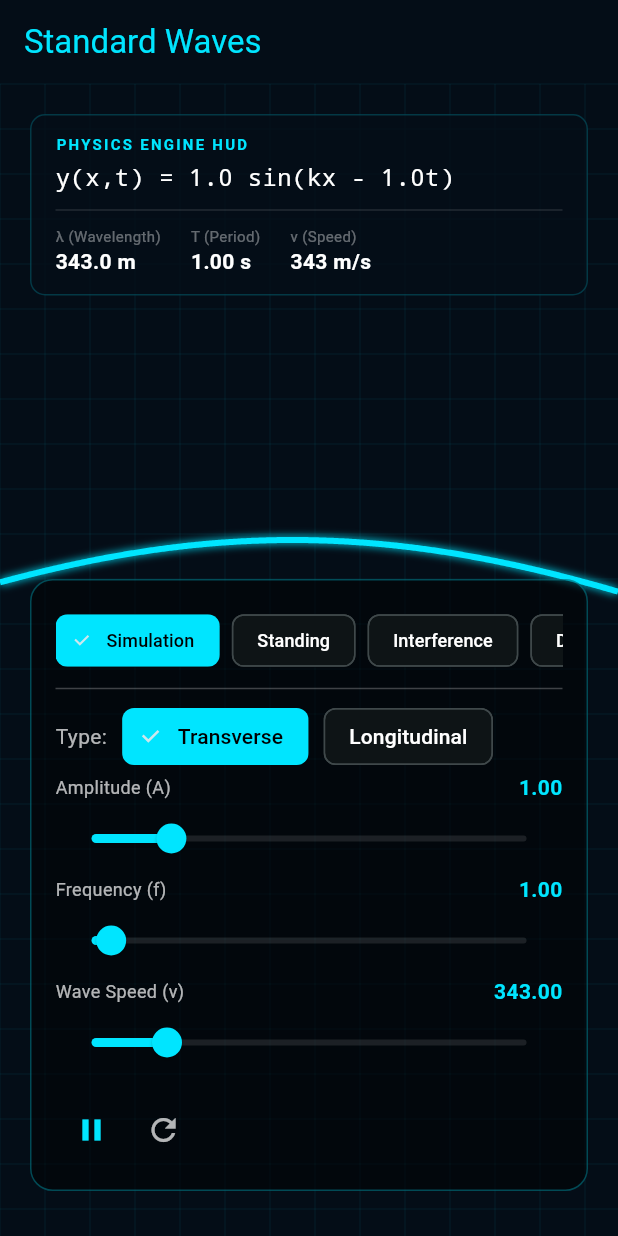
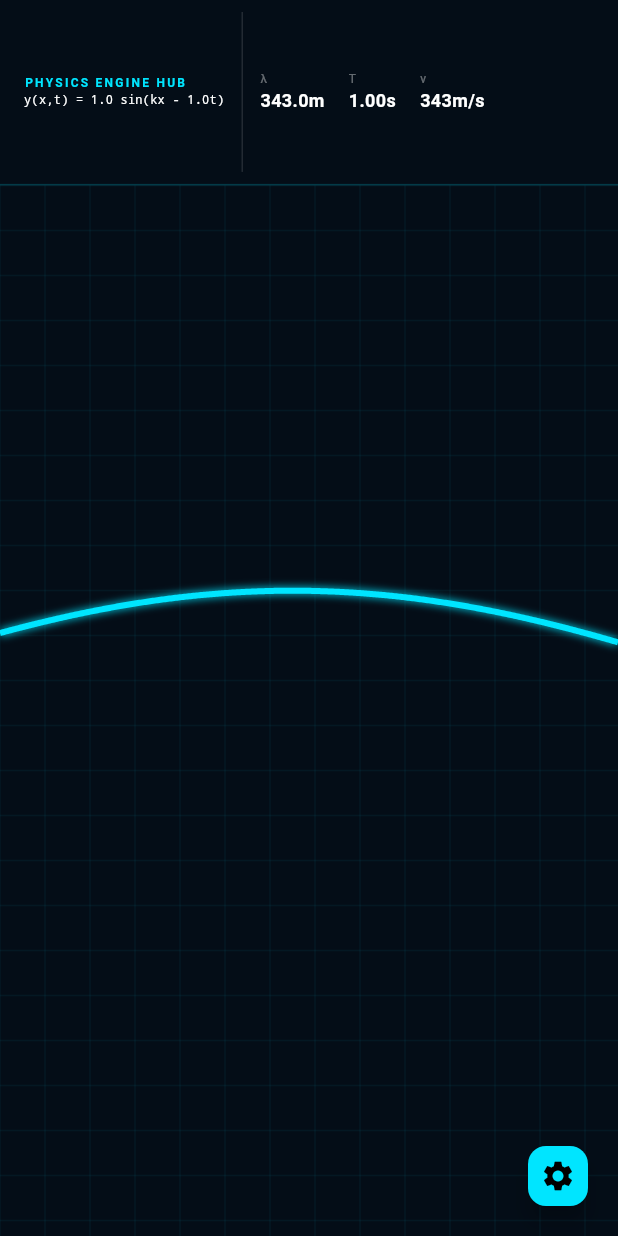
Before and after one commit to MrChetra007/science_sim_app, a Flutter app: the SimulationScreen screen opened by its route, on a phone screen of 412 x 824 dp. Run offline on Flutter 3.47's test engine with Material 3 defaults, Android fonts, the light colour scheme and no system bars; our stand-ins replace flutter_riverpod, go_router.

Commit message:
phase 3 completed

```diff
--- a/lib/painters/doppler_painter.dart
+++ b/lib/painters/doppler_painter.dart
@@ -30,7 +30,7 @@ class DopplerPainter extends CustomPainter {
     final pulsePaint = Paint()
       ..color = const Color(0xFF00E5FF).withValues(alpha: 0.5)
       ..style = PaintingStyle.stroke
-      ..strokeWidth = 2.0;
+      ..strokeWidth = 4.0;
 
     // Emit pulses periodically
     const double pulseInterval = 0.5; // Emit every 0.5s
@@ -58,7 +58,7 @@ class DopplerPainter extends CustomPainter {
     }
 
     // Draw Source
-    canvas.drawCircle(Offset(sourceX, centerY), 10, sourcePaint);
+    canvas.drawCircle(Offset(sourceX, centerY), 15, sourcePaint);
 
     // Direction Indicator
     if (state.sourceVelocity.abs() > 0) {
--- a/lib/screens/simulation_screen.dart
+++ b/lib/screens/simulation_screen.dart
@@ -8,11 +8,18 @@ import '../widgets/control_panel.dart';
 import '../widgets/results_panel.dart';
 import '../providers/wave_provider.dart';
 
-class SimulationScreen extends ConsumerWidget {
+class SimulationScreen extends ConsumerStatefulWidget {
   const SimulationScreen({super.key});
 
   @override
-  Widget build(BuildContext context, WidgetRef ref) {
+  ConsumerState<SimulationScreen> createState() => _SimulationScreenState();
+}
+
+class _SimulationScreenState extends ConsumerState<SimulationScreen> {
+  bool _isExpanded = false;
+
+  @override
+  Widget build(BuildContext context) {
     final waveState = ref.watch(waveProvider);
 
     Widget waveWidget;
@@ -37,46 +44,57 @@ class SimulationScreen extends ConsumerWidget {
 
     return Scaffold(
       backgroundColor: const Color(0xFF040D17),
-      appBar: AppBar(
-        title: Text(_getTitle(waveState.mode)),
-        backgroundColor: Colors.transparent,
-        elevation: 0,
-        foregroundColor: const Color(0xFF00E5FF),
-      ),
-      body: Stack(
+      body: Column(
         children: [
-          // Holographic Grid Background
-          Positioned.fill(child: CustomPaint(painter: GridPainter())),
+          // 1. TOP HUB (15%)
+          SizedBox(
+            height: MediaQuery.of(context).size.height * 0.15,
+            child: const ResultsPanel(),
+          ),
 
-          // The Wave
-          Positioned.fill(child: waveWidget),
+          // 2. SIMULATION AREA (Flexible: Max 90% or Min 40%)
+          Expanded(
+            child: Stack(
+              children: [
+                Positioned.fill(child: CustomPaint(painter: GridPainter())),
+                Positioned.fill(child: waveWidget),
 
-          // Top Info Panel
-          const Positioned(top: 20, left: 20, right: 20, child: ResultsPanel()),
+                // Floating Action Button to toggle Dashboard
+                Positioned(
+                  bottom: 16,
+                  right: 16,
+                  child: FloatingActionButton.small(
+                    onPressed: () => setState(() => _isExpanded = !_isExpanded),
+                    backgroundColor: const Color(0xFF00E5FF),
+                    child: Icon(
+                      _isExpanded ? Icons.keyboard_arrow_down : Icons.settings,
+                      color: Colors.black,
+                    ),
+                  ),
+                ),
+              ],
+            ),
+          ),
 
-          // Bottom Control Panel
-          const Positioned(
-            bottom: 30,
-            left: 20,
-            right: 20,
-            child: ControlPanel(),
+          // 3. COLLAPSIBLE CONTROL PANEL (50%)
+          AnimatedContainer(
+            duration: const Duration(milliseconds: 300),
+            curve: Curves.easeInOut,
+            height: _isExpanded ? MediaQuery.of(context).size.height * 0.5 : 0,
+            decoration: BoxDecoration(
+              color: const Color(0xFF040D17),
+              border: Border(
+                top: BorderSide(
+                  color: const Color(0xFF00E5FF).withValues(alpha: 0.2),
+                  width: 1,
+                ),
+              ),
+            ),
+            child: _isExpanded ? const ControlPanel() : null,
           ),
         ],
       ),
     );
-  }
-
-  String _getTitle(WaveMode mode) {
-    switch (mode) {
-      case WaveMode.simulation:
-        return 'Standard Waves';
-      case WaveMode.standing:
-        return 'Standing Waves (Harmonics)';
-      case WaveMode.interference:
-        return 'Wave Interference';
-      case WaveMode.doppler:
-        return 'Doppler Effect';
-    }
   }
 }
 
--- a/lib/widgets/results_panel.dart
+++ b/lib/widgets/results_panel.dart
@@ -17,30 +17,38 @@ class ResultsPanel extends ConsumerWidget {
     final period = WaveSolver.calculatePeriod(state.frequency);
 
     return Container(
-      padding: const EdgeInsets.symmetric(horizontal: 16, vertical: 12),
+      padding: const EdgeInsets.symmetric(horizontal: 16, vertical: 8),
       decoration: BoxDecoration(
-        color: const Color(0xFF040D17).withValues(alpha: 0.8),
-        borderRadius: BorderRadius.circular(10),
-        border: Border.all(
+        color: const Color(0xFF040D17).withValues(alpha: 0.9),
+        border: Border(
+          bottom: BorderSide(
             color: const Color(0xFF00E5FF).withValues(alpha: 0.2),
+            width: 1,
           ),
         ),
-      child: Column(
-        crossAxisAlignment: CrossAxisAlignment.start,
-        mainAxisSize: MainAxisSize.min,
+      ),
+      child: SafeArea(
+        bottom: false,
+        child: Row(
           children: [
-          _buildEquation(state),
-          const Divider(color: Colors.white12, height: 20),
-          SingleChildScrollView(
+            Expanded(flex: 3, child: _buildEquationHUD(state)),
+            const VerticalDivider(color: Colors.white12, width: 24),
+            Expanded(
+              flex: 5,
+              child: SingleChildScrollView(
                 scrollDirection: Axis.horizontal,
-            child: Row(children: _buildMetrics(state, wavelength, period)),
+                child: Row(
+                  children: _buildMetricsHUD(state, wavelength, period),
+                ),
+              ),
             ),
           ],
+        ),
       ),
     );
   }
 
-  Widget _buildEquation(WaveState state) {
+  Widget _buildEquationHUD(WaveState state) {
     String eq = '';
     switch (state.mode) {
       case WaveMode.simulation:
@@ -48,7 +56,7 @@ class ResultsPanel extends ConsumerWidget {
             'y(x,t) = ${state.amplitude.toStringAsFixed(1)} sin(kx - ${state.frequency.toStringAsFixed(1)}t)';
         break;
       case WaveMode.standing:
-        eq = 'y(x,t) = [2A sin(kx)] cos(ωt) (n=${state.harmonic})';
+        eq = 'y(x,t) = [2A sin(kx)] cos(ωt)';
         break;
       case WaveMode.interference:
         eq = 'y_total = y1 + y2';
@@ -59,31 +67,34 @@ class ResultsPanel extends ConsumerWidget {
     }
 
     return Column(
+      mainAxisSize: MainAxisSize.min,
       crossAxisAlignment: CrossAxisAlignment.start,
       children: [
         const Text(
-          'PHYSICS ENGINE HUD',
+          'PHYSICS ENGINE HUB',
           style: TextStyle(
             color: Color(0xFF00E5FF),
-            fontSize: 10,
+            fontSize: 8,
             letterSpacing: 1.5,
             fontWeight: FontWeight.bold,
           ),
         ),
-        const SizedBox(height: 4),
-        Text(
+        FittedBox(
+          fit: BoxFit.scaleDown,
+          child: Text(
             eq,
             style: const TextStyle(
               color: Colors.white,
-            fontSize: 16,
+              fontSize: 14,
               fontFamily: 'monospace',
+            ),
           ),
         ),
       ],
     );
   }
 
-  List<Widget> _buildMetrics(WaveState state, double wavelength, double T) {
+  List<Widget> _buildMetricsHUD(WaveState state, double lambda, double T) {
     final List<Widget> items = [];
 
     if (state.mode == WaveMode.doppler) {
@@ -92,46 +103,38 @@ class ResultsPanel extends ConsumerWidget {
         waveSpeed: state.waveSpeed,
         sourceVelocity: state.sourceVelocity,
       );
+      items.add(_metric('f\'', '${fPrime.toStringAsFixed(1)}Hz'));
       items.add(
-        _buildMetric('Observed f\'', '${fPrime.toStringAsFixed(1)} Hz'),
-      );
-      items.add(
-        _buildMetric(
-          'Shift Δf',
-          '${(fPrime - state.frequency).toStringAsFixed(1)} Hz',
-        ),
+        _metric('Δf', '${(fPrime - state.frequency).toStringAsFixed(1)}Hz'),
       );
     } else {
-      items.add(
-        _buildMetric('λ (Wavelength)', '${wavelength.toStringAsFixed(1)} m'),
-      );
-      items.add(_buildMetric('T (Period)', '${T.toStringAsFixed(2)} s'));
-      items.add(_buildMetric('v (Speed)', '${state.waveSpeed.toInt()} m/s'));
+      items.add(_metric('λ', '${lambda.toStringAsFixed(1)}m'));
+      items.add(_metric('T', '${T.toStringAsFixed(2)}s'));
+      items.add(_metric('v', '${state.waveSpeed.toInt()}m/s'));
     }
 
     if (state.mode == WaveMode.standing) {
-      items.add(_buildMetric('Nodes', '${state.harmonic + 1}'));
+      items.add(_metric('n', '${state.harmonic}'));
     }
 
     return items
         .map(
-          (m) => Padding(padding: const EdgeInsets.only(right: 20), child: m),
+          (m) => Padding(padding: const EdgeInsets.only(right: 16), child: m),
         )
         .toList();
   }
 
-  Widget _buildMetric(String label, String value) {
+  Widget _metric(String label, String value) {
     return Column(
+      mainAxisSize: MainAxisSize.min,
       crossAxisAlignment: CrossAxisAlignment.start,
       children: [
-        Text(
-          label,
-          style: const TextStyle(color: Colors.white38, fontSize: 10),
-        ),
+        Text(label, style: const TextStyle(color: Colors.white38, fontSize: 8)),
         Text(
           value,
           style: const TextStyle(
             color: Colors.white,
+            fontSize: 12,
             fontWeight: FontWeight.bold,
           ),
         ),
```
Also changed, not shown: lib/painters/interference_painter.dart (+7 -7 lines), lib/widgets/control_panel.dart (+71 -20 lines). Lines whose indentation alone changed are shown as unchanged.
